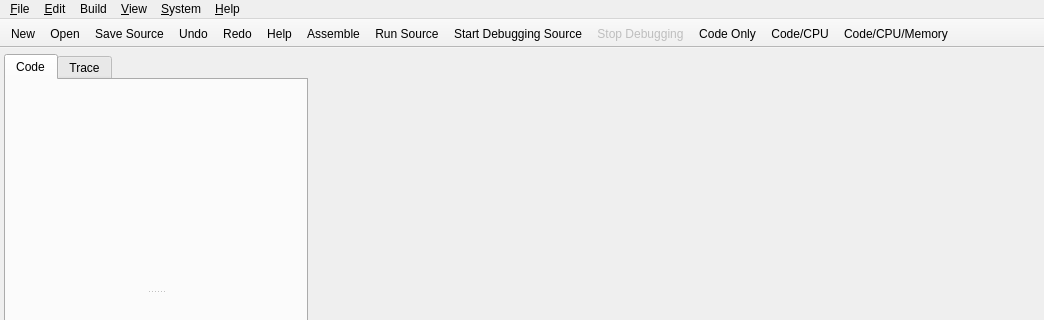
WarlockD/pep8-1, file mainwindow.ui: the form before one commit; both pictures show x 0 to 1044 and y 0 to 320 of the 1044 by 747 pixel window.
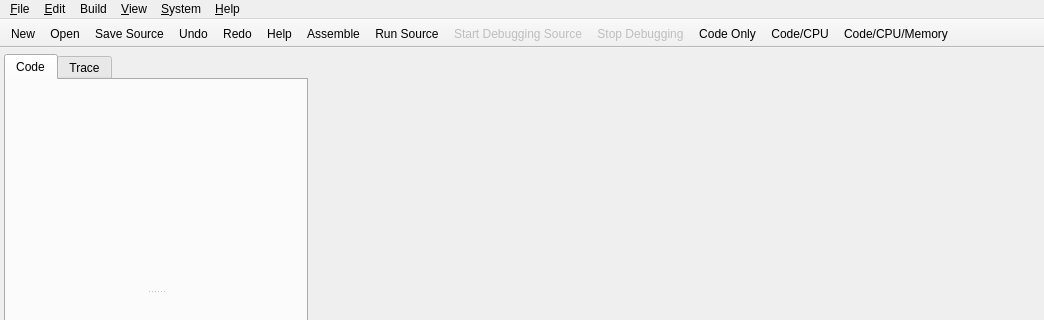
The form after the commit. Icons and pictures are not drawn.

Commit message: User is now prevented from debugging source before assembly, left previous checks in place.

Diff of the .ui file:
```diff
--- a/mainwindow.ui
+++ b/mainwindow.ui
@@ -628,6 +628,9 @@
    </property>
   </action>
   <action name="actionBuild_Start_Debugging_Source">
+   <property name="enabled">
+    <bool>false</bool>
+   </property>
    <property name="icon">
     <iconset resource="pep8resources.qrc">
      <normaloff>:/images/debugger_start.png</normaloff>:/images/debugger_start.png</iconset>
```
Left out of the diff: 3 changed lines with no effect on the pictures. The commit also changes 1 other file.
